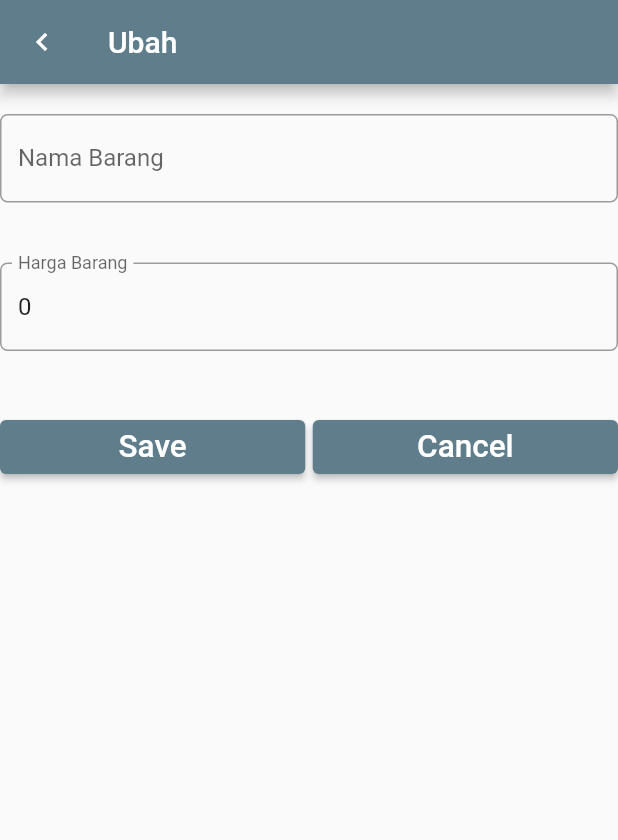
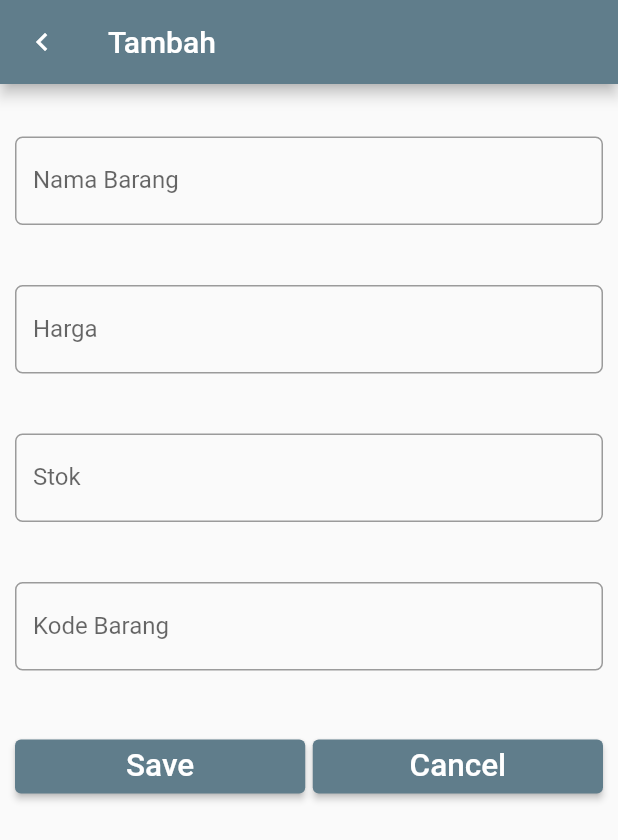
Before and after one commit to ShineDevi/flutter_sqflite, a Flutter app: the screen it shows after launch, after a tap on "Tambah Item", on a phone screen of 412 x 824 dp. Shown: the top 840 px of the screen. Run offline on Flutter 3.47's test engine with Material 2 defaults, Android fonts, the phone set to English and light mode, and no system bars; our stand-ins replace sqflite; accounts and stored records are empty.

Commit message:
tambah stok dan kode

```diff
--- a/lib/dbhelper/dbhelper.dart
+++ b/lib/dbhelper/dbhelper.dart
@@ -1,72 +1,77 @@
-import 'package:flutter/foundation.dart';
-import 'package:sqflite/sqflite.dart' as sql;
+import 'package:sqflite/sqflite.dart';
+import 'dart:async';
+import 'dart:io';
+import 'package:path_provider/path_provider.dart';
 import 'package:flutter_sqlite/model/item.dart';
 
-class SQLHelper {
-  static Future<void> createTables(sql.Database database) async {
-    await database.execute('''
-    CREATE TABLE items (
-    id INTEGER PRIMARY KEY AUTOINCREMENT,
-    name TEXT,
-    price INTEGER
-    )
-    ''');
+class DbHelper {
+  static DbHelper _dbHelper;
+  static Database _database;
+  DbHelper._createObject();
+
+  Future<Database> initDb() async {
+    Directory directory = await getApplicationDocumentsDirectory();
+    String path = directory.path + '/' + 'item.db';
+
+    var itemDatabase = openDatabase(path, version: 1, onCreate: _createDb);
+
+    return itemDatabase;
   }
 
-  static Future<sql.Database> db() async {
-    return sql.openDatabase(
-      'shine.db',
-      version: 1,
-      onCreate: (sql.Database database, int version) async {
-        await createTables(database);
-      },
-    );
+  void _createDb(Database db, int version) async {
+    await db.execute('''
+        CREATE TABLE item (
+        id INTEGER PRIMARY KEY AUTOINCREMENT,
+        name TEXT,
+        price INTEGER,
+        stock INTEGER,
+        kodeBarang TEXT
+        )
+      ''');
   }
 
-  // Create new item
-  static Future<int> createItem(Item item) async {
-    final db = await SQLHelper.db();
-    int id = await db.insert('items', item.toMap(),
-        conflictAlgorithm: sql.ConflictAlgorithm.replace);
-    return id;
+  Future<List<Map<String, dynamic>>> select() async {
+    Database db = await initDb();
+    var mapList = await db.query('item', orderBy: 'name');
+    return mapList;
   }
 
-  // Read all items
-  static Future<List<Item>> getItemList() async {
-    final db = await SQLHelper.db();
-    var mapList = await db.query('items', orderBy: 'name');
-    int count = mapList.length;
-    List<Item> itemList = [];
+  Future<int> insert(Item object) async {
+    Database db = await initDb();
+    int count = await db.insert('item', object.toMap());
+    return count;
+  }
+
+  Future<int> update(Item object) async {
+    Database db = await initDb();
+    int count = await db
+        .update('item', object.toMap(), where: 'id=?', whereArgs: [object.id]);
+    return count;
+  }
+
+  Future<int> delete(int id) async {
+    Database db = await initDb();
+    int count = await db.delete('item', where: 'id=?', whereArgs: [id]);
+    return count;
+  }
+
+  Future<List<Item>> getItemList() async {
+    var itemMapList = await select();
+    int count = itemMapList.length;
+    List<Item> itemList = <Item>[];
     for (int i = 0; i < count; i++) {
-      itemList.add(Item.fromMap(mapList[i]));
+      itemList.add(Item.fromMap(itemMapList[i]));
     }
-
     return itemList;
   }
 
-  // Read a single item by id
-  static Future<List<Map<String, dynamic>>> getItem(int id) async {
-    final db = await SQLHelper.db();
-    var item =
-        await db.query('items', where: 'id=?', whereArgs: [id], limit: 1);
-    return item;
+  factory DbHelper() {
+    _dbHelper ??= DbHelper._createObject();
+    return _dbHelper;
   }
 
-  // Update an item by id
-  static Future<int> updateItem(Item item) async {
-    final db = await SQLHelper.db();
-    final result = await db
-        .update('items', item.toMap(), where: 'id=?', whereArgs: [item.id]);
-    return result;
-  }
-
-  // Delete an item by id
-  static Future<void> deleteItem(int? id) async {
-    final db = await SQLHelper.db();
-    try {
-      await db.delete('items', where: 'id=?', whereArgs: [id]);
-    } catch (err) {
-      debugPrint("Kesalahan menghapus item: $err");
-    }
+  Future<Database> get database async {
+    _database ??= await initDb();
+    return _database;
   }
 }
--- /dev/null
+++ b/lib/entryForm.dart
@@ -0,0 +1,142 @@
+import 'package:flutter/material.dart';
+import 'package:flutter_sqlite/model/item.dart';
+
+class EntryForm extends StatefulWidget {
+  final Item item;
+  const EntryForm(this.item, {Key key}) : super(key: key);
+  @override
+  EntryFormState createState() => EntryFormState(item);
+}
+
+class EntryFormState extends State<EntryForm> {
+  Item item;
+  EntryFormState(this.item);
+  TextEditingController nameController = TextEditingController();
+  TextEditingController priceController = TextEditingController();
+  TextEditingController stockController = TextEditingController();
+  TextEditingController kodeBarangController = TextEditingController();
+
+  @override
+  Widget build(BuildContext context) {
+    if (item != null) {
+      nameController.text = item.name;
+      priceController.text = item.price.toString();
+      stockController.text = item.stock.toString();
+      kodeBarangController.text = item.kodeBarang;
+    }
+    return Scaffold(
+      appBar: AppBar(
+        title: item == null ? const Text('Tambah') : const Text('Ubah'),
+        leading: const Icon(Icons.keyboard_arrow_left),
+      ),
+      body: Padding(
+        padding: const EdgeInsets.only(top: 15.0, left: 10.0, right: 10.0),
+        child: ListView(
+          children: <Widget>[
+            Padding(
+              padding: const EdgeInsets.only(top: 20.0, bottom: 20.0),
+              child: TextField(
+                controller: nameController,
+                keyboardType: TextInputType.text,
+                decoration: InputDecoration(
+                  labelText: 'Nama Barang',
+                  border: OutlineInputBorder(
+                    borderRadius: BorderRadius.circular(5.0),
+                  ),
+                ),
+                onChanged: (value) {},
+              ),
+            ),
+            Padding(
+              padding: const EdgeInsets.only(top: 20.0, bottom: 20.0),
+              child: TextField(
+                controller: priceController,
+                keyboardType: TextInputType.number,
+                decoration: InputDecoration(
+                  labelText: 'Harga',
+                  border: OutlineInputBorder(
+                    borderRadius: BorderRadius.circular(5.0),
+                  ),
+                ),
+                onChanged: (value) {},
+              ),
+            ),
+            Padding(
+              padding: const EdgeInsets.only(top: 20.0, bottom: 20.0),
+              child: TextField(
+                controller: stockController,
+                keyboardType: TextInputType.number,
+                decoration: InputDecoration(
+                  labelText: 'Stok',
+                  border: OutlineInputBorder(
+                    borderRadius: BorderRadius.circular(5.0),
+                  ),
+                ),
+                onChanged: (value) {},
+              ),
+            ),
+            Padding(
+              padding: const EdgeInsets.only(top: 20.0, bottom: 20.0),
+              child: TextField(
+                controller: kodeBarangController,
+                keyboardType: TextInputType.number,
+                decoration: InputDecoration(
+                  labelText: 'Kode Barang',
+                  border: OutlineInputBorder(
+                    borderRadius: BorderRadius.circular(5.0),
+                  ),
+                ),
+                onChanged: (value) {},
+              ),
+            ),
+            Padding(
+              padding: const EdgeInsets.only(top: 20.0, bottom: 20.0),
+              child: Row(
+                children: <Widget>[
+                  Expanded(
+                    child: ElevatedButton(
+                      child: const Text(
+                        'Save',
+                        textScaleFactor: 1.5,
+                      ),
+                      onPressed: () {
+                        if (item == null) {
+                          item = Item(
+                            nameController.text,
+                            int.parse(priceController.text),
+                            int.parse(stockController.text),
+                            kodeBarangController.text,
+                          );
+                        } else {
+                          item?.name = nameController.text;
+                          item?.price = int.parse(priceController.text);
+                          item?.stock = int.parse(stockController.text);
+                          item?.kodeBarang = kodeBarangController.text;
+                        }
+                        Navigator.pop(context, item);
+                      },
+                    ),
+                  ),
+                  Container(
+                    width: 5.0,
+                  ),
+                  Expanded(
+                    child: ElevatedButton(
+                      child: const Text(
+                        'Cancel',
+                        textScaleFactor: 1.5,
+                      ),
+                      onPressed: () {
+                        Navigator.pop(context);
+                      },
+                    ),
+                  ),
+                ],
+              ),
+            ),
+          ],
+        ),
+      ),
+    );
+  }
+}
--- a/lib/halaman/entryform.dart
+++ /dev/null
@@ -1,114 +0,0 @@
-import 'package:flutter/material.dart';
-
-import 'package:flutter_sqlite/model/item.dart';
-
-class EntryForm extends StatefulWidget {
-  const EntryForm({
-    Key? key,
-    Item? item,
-  }) : super(key: key);
-
-  @override
-  State<EntryForm> createState() => EntryFormState();
-}
-
-class EntryFormState extends State<EntryForm> {
-  Item item = Item(name: '', price: 0);
-
-  TextEditingController nameController = TextEditingController();
-  TextEditingController priceController = TextEditingController();
-
-  @override
-  Widget build(BuildContext context) {
-    if (item != null) {
-      nameController.text = item.name;
-      priceController.text = item.price.toString();
-    }
-    return Scaffold(
-      appBar: AppBar(
-        title: item == null ? const Text('Tambah') : const Text('Ubah'),
-        leading: const Icon(Icons.keyboard_arrow_left),
-      ),
-      body: ListView(
-        children: <Widget>[
-          // nama barang
-          Padding(
-            padding: const EdgeInsets.only(top: 20.0, bottom: 20.0),
-            child: TextField(
-                controller: nameController,
-                keyboardType: TextInputType.text,
-                decoration: InputDecoration(
-                    labelText: 'Nama Barang',
-                    border: OutlineInputBorder(
-                      borderRadius: BorderRadius.circular(5.0),
-                    )),
-                onChanged: (value) {
-                  // TODO: method untuk form nama barang
-                }),
-          ),
-          // harga barang
-          Padding(
-            padding: const EdgeInsets.only(top: 20.0, bottom: 20.0),
-            child: TextField(
-                controller: priceController,
-                keyboardType: TextInputType.number,
-                decoration: InputDecoration(
-                    labelText: 'Harga Barang',
-                    border: OutlineInputBorder(
-                      borderRadius: BorderRadius.circular(5.0),
-                    )),
-                onChanged: (value) {
-                  // TODO: method untuk form harga barang
-                }),
-          ),
-          // tombol button
-          Padding(
-            padding: const EdgeInsets.only(top: 20.0, bottom: 20.0),
-            child: Row(
-              children: <Widget>[
-                // tombol simpan
-                Expanded(
-                  child: ElevatedButton(
-                    child: const Text(
-                      'Save',
-                      textScaleFactor: 1.5,
-                    ),
-                    onPressed: () {
-                      if (item == null) {
-                        // tambah data
-                        item = Item(
-                            name: nameController.text,
-                            price: int.parse(priceController.text));
-                      } else {
-                        // ubah data
-                        item.name = nameController.text;
-                        item.price = int.parse(priceController.text);
-                      }
-                      // kembali ke layar sebelumnya dengan membawa objek item
-                      Navigator.pop(context, item);
-                    },
-                  ),
-                ),
-                Container(
-                  width: 5.0,
-                ),
-                // tombol batal
-                Expanded(
-                  child: ElevatedButton(
-                    child: const Text(
-                      'Cancel',
-                      textScaleFactor: 1.5,
-                    ),
-                    onPressed: () {
-                      Navigator.pop(context);
-                    },
-                  ),
-                ),
-              ],
-            ),
-          ),
-        ],
-      ),
-    );
-  }
-}
--- a/lib/halaman/home.dart
+++ /dev/null
@@ -1,111 +0,0 @@
-import 'package:flutter/material.dart';
-import 'package:flutter_sqlite/dbhelper/dbhelper.dart';
-import 'package:flutter_sqlite/halaman/entryform.dart';
-import 'package:sqflite/sqflite.dart';
-
-import 'package:flutter_sqlite/model/item.dart';
-
-class Home extends StatefulWidget {
-  const Home({Key? key}) : super(key: key);
-
-  @override
-  State<Home> createState() => _HomeState();
-}
-
-class _HomeState extends State<Home> {
-  int count = 0;
-  List<Item> itemList = [];
-
-  @override
-  void initState() {
-    updateListView();
-    super.initState();
-  }
-
-  @override
-  Widget build(BuildContext context) {
-    return Scaffold(
-        appBar: AppBar(
-          title: const Text('Daftar Item'),
-        ),
-        body: Column(
-          children: [
-            Expanded(
-              child: createListView(),
-            ),
-            Container(
-              alignment: Alignment.bottomCenter,
-              child: SizedBox(
-                width: double.infinity,
-                child: ElevatedButton(
-                  child: const Text('Tambah Item'),
-                  onPressed: () {
-                    Navigator.push(
-                      context,
-                      MaterialPageRoute(
-                          builder: (context) => const EntryForm()),
-                    );
-                  },
-                ),
-              ),
-            )
-          ],
-        ));
-  }
-
-  ListView createListView() {
-    TextStyle? textStyle = Theme.of(context).textTheme.headline5;
-    return ListView.builder(
-        itemCount: count,
-        itemBuilder: (BuildContext context, int index) => Card(
-              color: Colors.white,
-              elevation: 2.0,
-              child: ListTile(
-                leading: const CircleAvatar(
-                  backgroundColor: Colors.red,
-                  child: Icon(Icons.ad_units),
-                ),
-                title: Text(
-                  itemList[index].name,
-                  style: textStyle,
-                ),
-                subtitle: Text(itemList[index].price.toString()),
-                trailing: GestureDetector(
-                  child: const Icon(Icons.delete),
-                  onTap: () async {
-                    SQLHelper.deleteItem(itemList[index].id);
-                    updateListView();
-                  },
-                ),
-                onTap: () async {
-                  Item item =
-                      await navigateToEntryForm(context, itemList[index]);
-                  SQLHelper.updateItem(item);
-                  updateListView();
-                },
-              ),
-            ));
-  }
-
-  Future<Item> navigateToEntryForm(BuildContext context, Item? item) async {
-    var result = await Navigator.push(
-      context,
-      MaterialPageRoute(builder: (context) => EntryForm(item: item)),
-    );
-    return result;
-  }
-
-  void updateListView() {
-    final Future<Database> dbFuture = SQLHelper.db();
-    dbFuture.then((database) {
-      // TODO: get all item from DB
-      Future<List<Item>> itemListFuture = SQLHelper.getItemList();
-      itemListFuture.then((itemList) {
-        setState(() {
-          this.itemList = itemList;
-          count = itemList.length;
-        });
-      });
-    });
-  }
-}
--- /dev/null
+++ b/lib/home.dart
@@ -0,0 +1,135 @@
+import 'package:flutter/material.dart';
+import 'package:sqflite/sqflite.dart';
+import 'dart:async';
+import 'package:flutter_sqlite/model/item.dart';
+import 'package:flutter_sqlite/entryForm.dart';
+import 'package:flutter_sqlite/dbhelper/dbhelper.dart';
+
+class Home extends StatefulWidget {
+  const Home({Key key}) : super(key: key);
+
+  @override
+  HomeState createState() => HomeState();
+}
+
+class HomeState extends State<Home> {
+  DbHelper dbHelper = DbHelper();
+  int count = 0;
+  List<Item> itemList;
+  @override
+  Widget build(BuildContext context) {
+    updateListView();
+
+    itemList ??= <Item>[];
+    return Scaffold(
+      appBar: AppBar(
+        title: const Text('Daftar Item - Shine Devi | 2041720065'),
+      ),
+      body: Column(
+        children: [
+          Expanded(
+            child: createListView(),
+          ),
+          Container(
+            alignment: Alignment.bottomCenter,
+            child: SizedBox(
+              width: double.infinity,
+              child: ElevatedButton(
+                child: const Text("Tambah Item"),
+                onPressed: () async {
+                  var item = await navigateToEntryForm(context, null);
+                  if (item != null) {
+                    int result = await dbHelper.insert(item);
+                    if (result > 0) {
+                      updateListView();
+                    }
+                  }
+                },
+              ),
+            ),
+          ),
+        ],
+      ),
+    );
+  }
+
+  Future<Item> navigateToEntryForm(BuildContext context, Item item) async {
+    var result = await Navigator.push(
+      context,
+      MaterialPageRoute(
+        builder: (BuildContext context) {
+          return EntryForm(item);
+        },
+      ),
+    );
+    return result;
+  }
+
+  ListView createListView() {
+    TextStyle textStyle = Theme.of(context).textTheme.headline5;
+    return ListView.builder(
+      itemCount: count,
+      itemBuilder: (BuildContext context, int index) {
+        return Card(
+          color: Colors.white,
+          elevation: 2.0,
+          child: ListTile(
+            isThreeLine: true,
+            leading: const CircleAvatar(
+              backgroundColor: Colors.red,
+              child: Icon(Icons.people_alt),
+            ),
+            title: Text(
+              itemList[index].name,
+              style: textStyle,
+            ),
+            subtitle: Column(
+              crossAxisAlignment: CrossAxisAlignment.start,
+              children: [
+                Text("Harga : " + itemList[index].price.toString()),
+                const SizedBox(
+                  height: 5.0,
+                ),
+                Text("Stok : " + itemList[index].stock.toString()),
+                Text("" + itemList[index].kodeBarang.toString()),
+              ],
+            ),
+            // 3.TODO : delete by id
+            trailing: GestureDetector(
+              child: const Icon(Icons.delete),
+              onTap: () async {
+                dbHelper.delete(itemList[index].id);
+                updateListView();
+              },
+            ),
+            //4. TODO: update by id
+            onTap: () async {
+              var item = await navigateToEntryForm(context, itemList[index]);
+              dbHelper.update(item);
+              updateListView();
+            },
+          ),
+        );
+      },
+    );
+  }
+
+  void updateListView() {
+    final Future<Database> dbFuture = dbHelper.initDb();
+    dbFuture.then(
+      (database) {
+        Future<List<Item>> itemListFuture = dbHelper.getItemList();
+        itemListFuture.then(
+          (itemList) {
+            setState(
+              () {
+                this.itemList = itemList;
+                count = itemList.length;
+              },
+            );
+          },
+        );
+      },
+    );
+  }
+}
--- a/lib/main.dart
+++ b/lib/main.dart
@@ -1,23 +1,22 @@
 import 'package:flutter/material.dart';
-
-import 'package:flutter_sqlite/halaman/home.dart';
+import 'package:flutter_sqlite/home.dart';
 
 void main() {
   runApp(const MyApp());
 }
 
 class MyApp extends StatelessWidget {
-  const MyApp({Key? key}) : super(key: key);
-  // This widget is the root of your application.
+  const MyApp({Key key}) : super(key: key);
+
   @override
   Widget build(BuildContext context) {
     return MaterialApp(
       debugShowCheckedModeBanner: false,
-      title: 'Tambahkan Item - Shine | 2041720065',
+      title: 'Tambahkan Item',
       theme: ThemeData(
         primarySwatch: Colors.blueGrey,
       ),
-      home: const Home(),
+      home: Home(),
     );
   }
 }
--- a/lib/model/item.dart
+++ b/lib/model/item.dart
@@ -1,19 +1,46 @@
 class Item {
-  late int _id;
-  late String name;
-  late int price;
+  int _id;
+  String _name;
+  int _price;
+  int _stock;
+  String _kodeBarang;
 
   int get id => _id;
 
-  Item({required this.name, required this.price});
+  String get name => _name;
+  set name(String value) => _name = value;
+
+  int get price => _price;
+  set price(value) => _price = value;
+
+  int get stock => _stock;
+  set stock(int value) => _stock = value;
+
+  String get kodeBarang => _kodeBarang;
+  set kodeBarang(String value) => _kodeBarang = value;
+
+  Item(
+    this._name,
+    this._price,
+    this._stock,
+    this._kodeBarang,
+  );
 
   Item.fromMap(Map<String, dynamic> map) {
     _id = map['id'];
-    name = map['name'];
-    price = map['price'];
+    _name = map['name'];
+    _price = map['price'];
+    _stock = map['stock'];
+    _kodeBarang = map['kodeBarang'];
   }
 
   Map<String, dynamic> toMap() {
-    return {'id': _id, 'name': name, 'price': price};
+    Map<String, dynamic> map = Map<String, dynamic>();
+    map['id'] = _id;
+    map['name'] = name;
+    map['price'] = price;
+    map['stock'] = stock;
+    map['kodeBarang'] = kodeBarang;
+    return map;
   }
 }
```
Also changed, not shown: ss/entry.jpeg (deleted), ss/gagal.jpeg (deleted), ss/hasil.jpeg (added), ss/input.jpeg.
